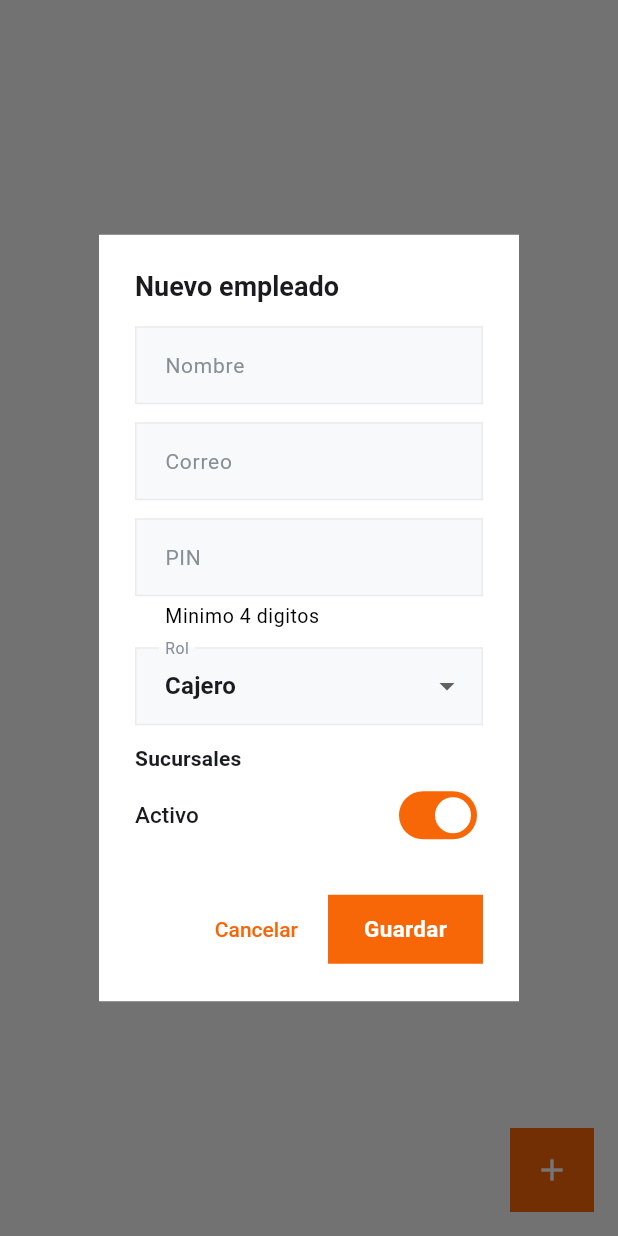
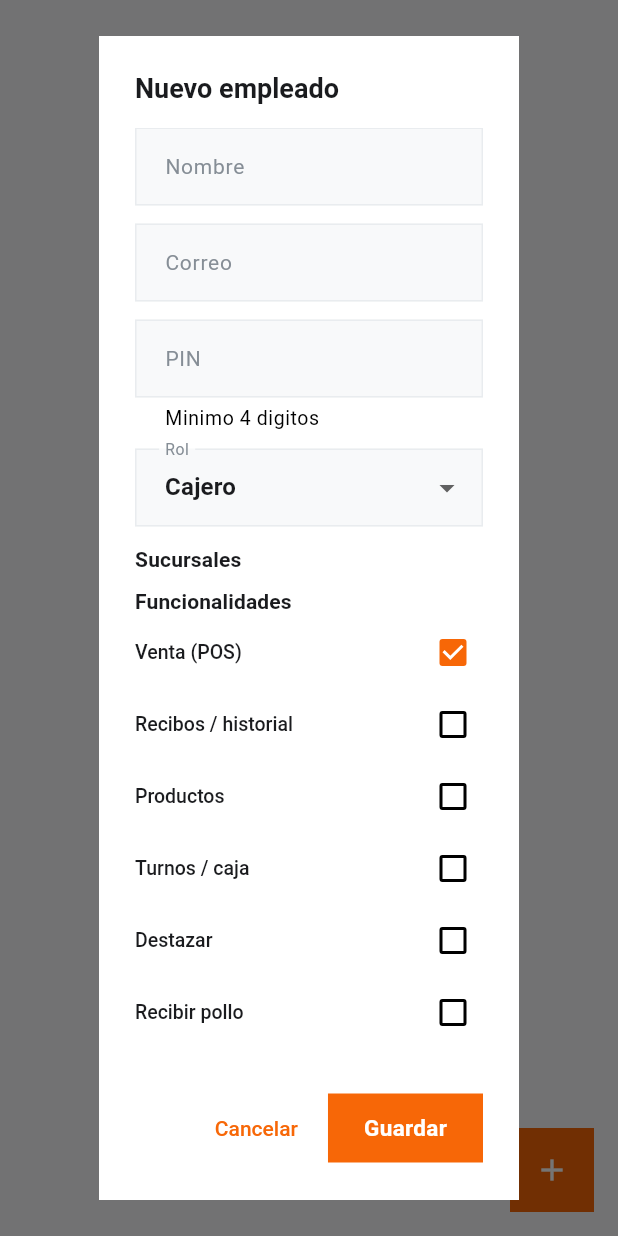
Before and after one commit to Alolo777/POS, a Flutter app: the _EmployeesTab screen opened directly with empty values, after a tap on the "add" icon, on a phone screen of 412 x 824 dp. Run offline on Flutter 3.47's test engine with Material 3 defaults, Android fonts, the phone set to English and light mode, and no system bars; our stand-ins replace cloud_firestore, connectivity_plus, firebase_auth, firebase_core, firebase_crashlytics, firebase_storage and 7 more; missing offline and left inert: excel_community, firebase_app_check; accounts and stored records are empty.

Commit message:
Permisos por funcionalidad en empleados (destazar, recibir pollo, traspasos, etc.)

```diff
--- a/pos_flutter_firebase/lib/features/home/ui/back_office_screen.dart
+++ b/pos_flutter_firebase/lib/features/home/ui/back_office_screen.dart
@@ -1056,12 +1056,23 @@ class _EmployeeDialog extends StatefulWidget {
 }
 
 class _EmployeeDialogState extends State<_EmployeeDialog> {
+  static const _featurePermissions = <(String, String)>[
+    ('pos', 'Venta (POS)'),
+    ('receipts', 'Recibos / historial'),
+    ('products', 'Productos'),
+    ('shift', 'Turnos / caja'),
+    ('butcher', 'Destazar'),
+    ('poultry', 'Recibir pollo'),
+    ('transfers', 'Enviar / recibir mercancía'),
+  ];
+
   final _nameController = TextEditingController();
   final _emailController = TextEditingController();
   final _pinController = TextEditingController();
   late String _role;
   late bool _active;
   late final Set<String> _storeIds;
+  late Set<String> _permissions;
   String? _errorMessage;
 
   @override
@@ -1073,6 +1084,9 @@ class _EmployeeDialogState extends State<_EmployeeDialog> {
     _role = employee?.role ?? 'cashier';
     _active = employee?.active ?? true;
     _storeIds = {...(employee?.storeIds ?? widget.stores.map((store) => store.id))};
+    _permissions = employee != null
+        ? {...employee.permissions}
+        : {..._permissionsForRole(_role)};
   }
 
   @override
@@ -1139,6 +1153,28 @@ class _EmployeeDialogState extends State<_EmployeeDialog> {
                     _storeIds.remove(store.id);
                   }
                 }),
+              ),
+            ),
+            const SizedBox(height: 8),
+            Align(
+              alignment: Alignment.centerLeft,
+              child: Text('Funcionalidades', style: Theme.of(context).textTheme.titleSmall),
+            ),
+            ..._featurePermissions.map(
+              (entry) => CheckboxListTile(
+                contentPadding: EdgeInsets.zero,
+                dense: true,
+                title: Text(entry.$2),
+                value: _permissions.contains(entry.$1),
+                onChanged: _role == 'admin'
+                    ? null
+                    : (value) => setState(() {
+                        if (value == true) {
+                          _permissions.add(entry.$1);
+                        } else {
+                          _permissions.remove(entry.$1);
+                        }
+                      }),
               ),
             ),
             SwitchListTile(
@@ -1215,7 +1251,7 @@ class _EmployeeDialogState extends State<_EmployeeDialog> {
         role: _role,
         pin: pin,
         storeIds: _storeIds.toList(),
-        permissions: _permissionsForRole(_role),
+        permissions: _role == 'admin' ? ['*'] : _permissions.toList(),
         active: _active,
       ),
     );
--- a/pos_flutter_firebase/lib/features/home/ui/home_screen.dart
+++ b/pos_flutter_firebase/lib/features/home/ui/home_screen.dart
@@ -241,7 +241,8 @@ class _HomeScreenState extends State<HomeScreen> {
         const _NavItem('products', Icons.inventory_2, 'Productos'),
       if (employee.isManager || employee.isAdmin || employee.hasPermission('shift'))
         const _NavItem('shift', Icons.account_balance_wallet, 'Turno'),
-      if (employee.isAdmin) const _NavItem('poultry', Icons.egg_alt, 'Recibir Pollo'),
+      if (employee.isAdmin || employee.hasPermission('poultry'))
+        const _NavItem('poultry', Icons.egg_alt, 'Recibir Pollo'),
       if (employee.isAdmin || employee.hasPermission('butcher'))
         const _NavItem('butcher', Icons.set_meal, 'Destazar'),
       if (employee.isAdmin || employee.isManager || employee.hasPermission('transfers')) ...const [
```
